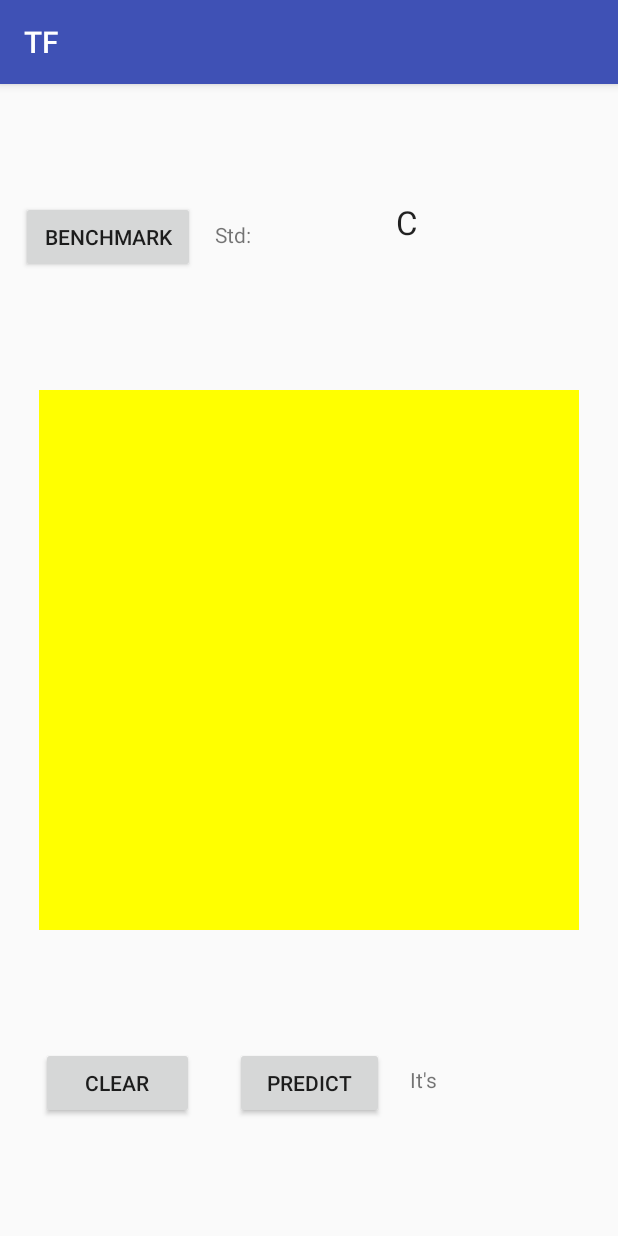
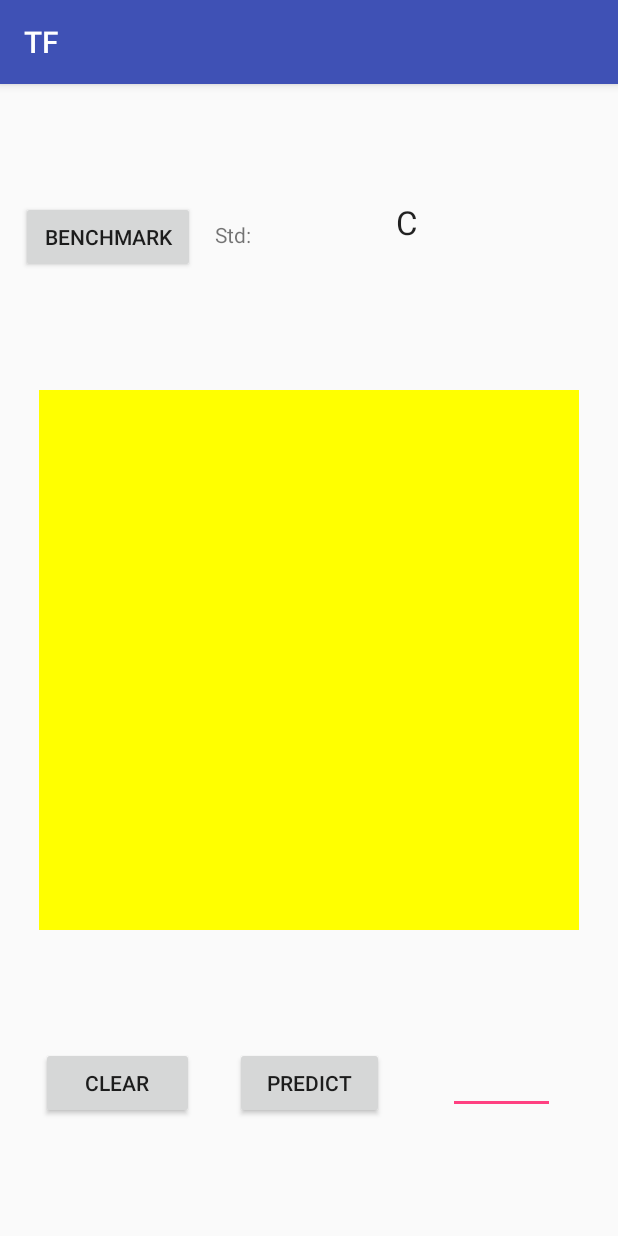
Before and after one commit to bulletcross/TF_vs_Deep, an Android app: the screen it shows after launch (MainActivity), after a tap on "CLEAR", on a phone screen of 412 x 824 dp. Run offline under Robolectric (Android 15) with nearby library versions, the phone set to English and light mode, and no system bars.

Commit message:
data_collector in-app

```diff
--- a/TF/app/src/main/AndroidManifest.xml
+++ b/TF/app/src/main/AndroidManifest.xml
@@ -1,6 +1,9 @@
 <?xml version="1.0" encoding="utf-8"?>
 <manifest xmlns:android="http://schemas.android.com/apk/res/android"
     package="com.bulletcross.vishal.tf">
+
+    <uses-permission android:name="android.permission.READ_EXTERNAL_STORAGE"/>
+    <uses-permission android:name="android.permission.WRITE_EXTERNAL_STORAGE"/>
 
     <application
         android:allowBackup="true"
--- a/TF/app/src/main/java/com/bulletcross/vishal/tf/MainActivity.kt
+++ b/TF/app/src/main/java/com/bulletcross/vishal/tf/MainActivity.kt
@@ -1,16 +1,23 @@
 package com.bulletcross.vishal.tf
 
+import android.content.Context
 import android.graphics.PointF
 import android.support.v7.app.AppCompatActivity
 import android.os.Bundle
+import android.os.Environment
+import android.util.Xml
 import android.view.MotionEvent
 import android.view.View
 import android.widget.Button
+import android.widget.EditText
 import android.widget.TextView
 import com.bulletcross.vishal.tf.views.data_drawer
 import com.bulletcross.vishal.tf.views.data_recorder
 
 import org.tensorflow.contrib.android.TensorFlowInferenceInterface;
+import java.io.BufferedWriter
+import java.io.File
+import java.io.FileOutputStream
 
 class MainActivity : AppCompatActivity(), View.OnClickListener,  View.OnTouchListener{
     //Layout elements
@@ -19,7 +26,8 @@ class MainActivity : AppCompatActivity(), View.OnClickListener,  View.OnTouchLis
     var button_predict:Button? = null
     var text_benchmark: TextView? = null
     var text_accuracy: TextView? = null
-    var text_predict: TextView? = null
+    //var text_predict: TextView? = null
+    var text_input:EditText? = null
     //Listeners
     var data_rec: data_recorder? = null
     var data_draw: data_drawer? = null
@@ -37,7 +45,8 @@ class MainActivity : AppCompatActivity(), View.OnClickListener,  View.OnTouchLis
         button_predict = findViewById(R.id.button2)
         text_benchmark = findViewById(R.id.textView2)
         text_accuracy = findViewById(R.id.textView4)
-        text_predict = findViewById(R.id.textView5)
+        //text_predict = findViewById
+        text_input = findViewById(R.id.editText)
 
         data_draw = findViewById(R.id.draw)
         data_rec = data_recorder()
@@ -67,6 +76,39 @@ class MainActivity : AppCompatActivity(), View.OnClickListener,  View.OnTouchLis
         }
         else if(v.getId() == R.id.button3){
             //Clear data_draw view
+            var outputStream: FileOutputStream
+            var sb:StringBuilder = StringBuilder()
+            var width:Int = data_draw?.bitmap!!.width
+            var height:Int = data_draw?.bitmap!!.height
+            var root_path:String = Environment.getExternalStoragePublicDirectory(Environment.DIRECTORY_PICTURES).toString()
+            var mydir: File = File(root_path + "/gesture_data/")
+            println(mydir)
+            if(!mydir.exists()){
+                mydir.mkdirs()
+                println("Directory created")
+            }
+            try{
+                var my_file:File = File(mydir.path + "/data_file.csv")
+                outputStream = openFileOutput(my_file.getPath(), Context.MODE_APPEND)
+                var pixel_int:IntArray = IntArray(width*height)
+                data_draw?.bitmap!!.getPixels(pixel_int, 0, width, 0, 0, width, height)
+                var pixel_float:Float
+                for (i in 0..pixel_int.size-1){
+                    var p_int:Int = pixel_int[i]
+                    var p_standard:Int = p_int and 0xff
+                    pixel_float = (0xff - p_standard).toFloat()/255.0F
+                    sb.append(pixel_float.toString())
+                    sb.append(",")
+                }
+                sb.append(text_input?.text.toString())
+                outputStream.write(sb.toString().toByteArray())
+                println(mydir.path + this.getFilesDir().getAbsolutePath())
+                outputStream.close()
+
+            } catch (e:Exception){
+                println("Exception!!")
+            }
+
             data_rec?.clear_lines()
             data_draw?.reset()
             data_draw?.invalidate() //Force redraw on screen
--- a/TF/app/src/main/res/layout/activity_main.xml
+++ b/TF/app/src/main/res/layout/activity_main.xml
@@ -92,17 +92,19 @@
         app:layout_constraintStart_toStartOf="parent"
         app:layout_constraintTop_toBottomOf="@+id/draw" />
 
-    <TextView
-        android:id="@+id/textView5"
-        android:layout_width="122dp"
-        android:layout_height="24dp"
-        android:layout_marginBottom="8dp"
+    <EditText
+        android:id="@+id/editText"
+        android:layout_width="71dp"
+        android:layout_height="wrap_content"
+        android:layout_marginBottom="12dp"
         android:layout_marginEnd="8dp"
         android:layout_marginStart="8dp"
         android:layout_marginTop="8dp"
-        android:text="It's "
+        android:ems="10"
+        android:inputType="numberSigned"
         app:layout_constraintBottom_toBottomOf="parent"
         app:layout_constraintEnd_toEndOf="parent"
         app:layout_constraintStart_toEndOf="@+id/button2"
         app:layout_constraintTop_toBottomOf="@+id/draw" />
+
 </android.support.constraint.ConstraintLayout>
--- a/TF/build.gradle
+++ b/TF/build.gradle
@@ -8,7 +8,7 @@ buildscript {
         jcenter()
     }
     dependencies {
-        classpath 'com.android.tools.build:gradle:3.0.0-rc1'
+        classpath 'com.android.tools.build:gradle:3.0.0-rc2'
         classpath "org.jetbrains.kotlin:kotlin-gradle-plugin:$kotlin_version"
 
         // NOTE: Do not place your application dependencies here; they belong
```
Also changed, not shown: 1 other file.
